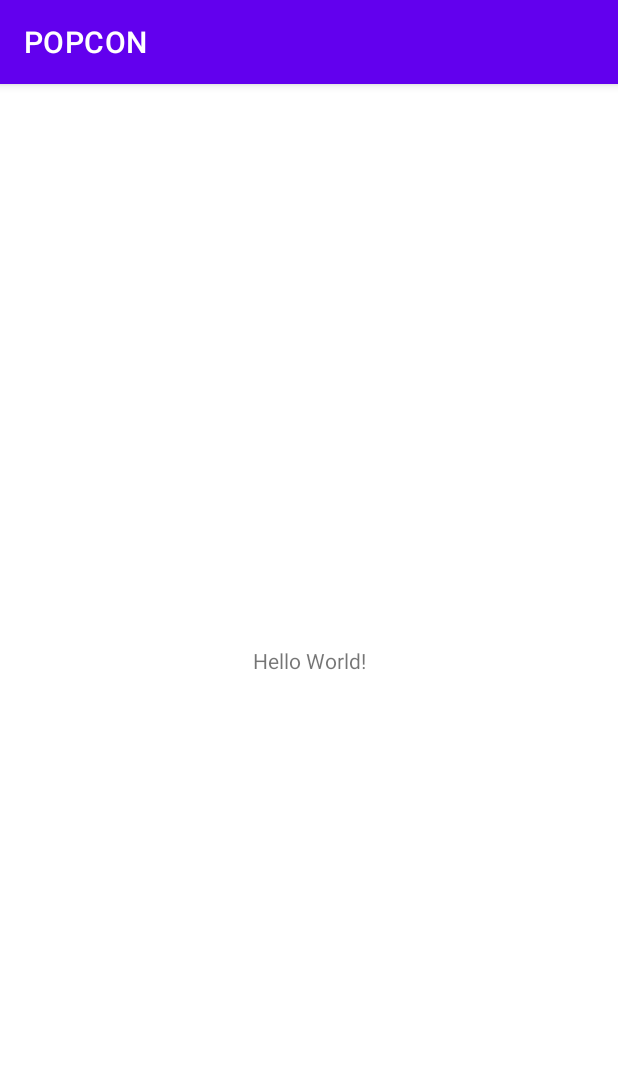
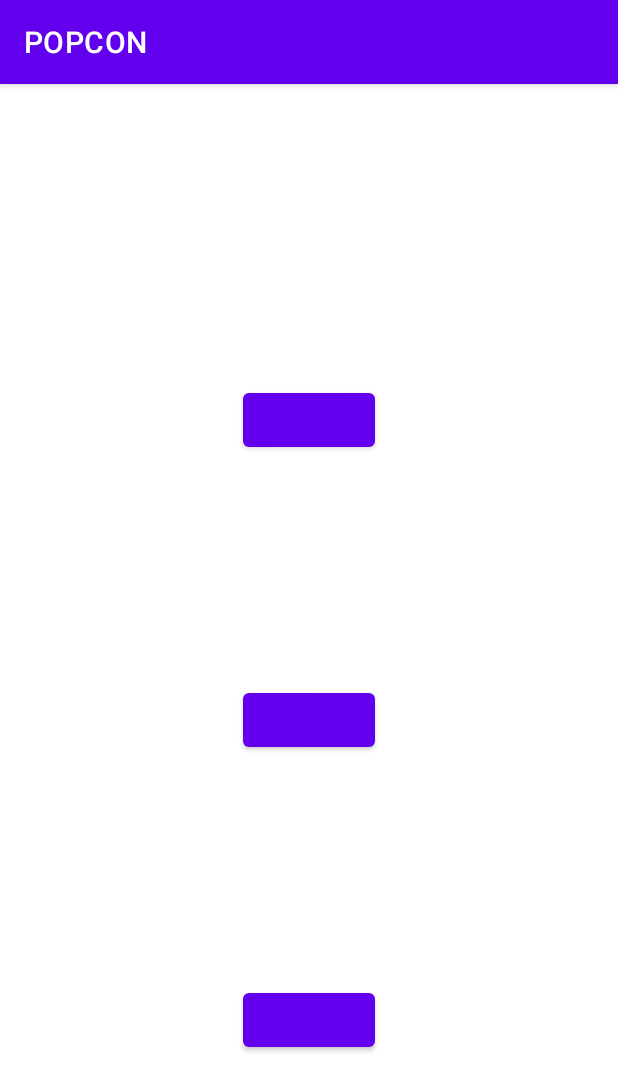
Before and after one commit to bo-gyeong/POPCON, an Android app: the screen it shows after launch (MainActivity), on a phone screen of 412 x 824 dp. Shown: the top 1091 px of the screen. Run offline under Robolectric (Android 15) with nearby library versions, the phone set to English and light mode, and no system bars.

Commit message:
android : update activity_main.xml

```diff
--- a/android/POPCON/app/src/main/java/com/example/popcon/MainActivity.kt
+++ b/android/POPCON/app/src/main/java/com/example/popcon/MainActivity.kt
@@ -7,5 +7,7 @@ class MainActivity : AppCompatActivity() {
     override fun onCreate(savedInstanceState: Bundle?) {
         super.onCreate(savedInstanceState)
         setContentView(R.layout.activity_main)
+
+
     }
 }
--- a/android/POPCON/app/src/main/res/layout/activity_main.xml
+++ b/android/POPCON/app/src/main/res/layout/activity_main.xml
@@ -6,13 +6,37 @@
     android:layout_height="match_parent"
     tools:context=".MainActivity">
 
-    <TextView
+    <Button
+        android:id="@+id/kakaoLogin"
+        android:layout_marginTop="200dp"
         android:layout_width="wrap_content"
         android:layout_height="wrap_content"
-        android:text="Hello World!"
-        app:layout_constraintBottom_toBottomOf="parent"
         app:layout_constraintEnd_toEndOf="parent"
         app:layout_constraintStart_toStartOf="parent"
-        app:layout_constraintTop_toTopOf="parent" />
+        app:layout_constraintTop_toTopOf="parent">
+
+    </Button>
+
+    <Button
+        android:id="@+id/naverLogin"
+        android:layout_marginTop="200dp"
+        android:layout_width="wrap_content"
+        android:layout_height="wrap_content"
+        app:layout_constraintEnd_toEndOf="parent"
+        app:layout_constraintStart_toStartOf="parent"
+        app:layout_constraintTop_toTopOf="@id/kakaoLogin">
+
+    </Button>
+
+    <Button
+        android:id="@+id/nonymousLogin"
+        android:layout_marginTop="200dp"
+        android:layout_width="wrap_content"
+        android:layout_height="wrap_content"
+        app:layout_constraintEnd_toEndOf="parent"
+        app:layout_constraintStart_toStartOf="parent"
+        app:layout_constraintTop_toTopOf="@id/naverLogin">
+
+    </Button>
 
 </androidx.constraintlayout.widget.ConstraintLayout>
```
